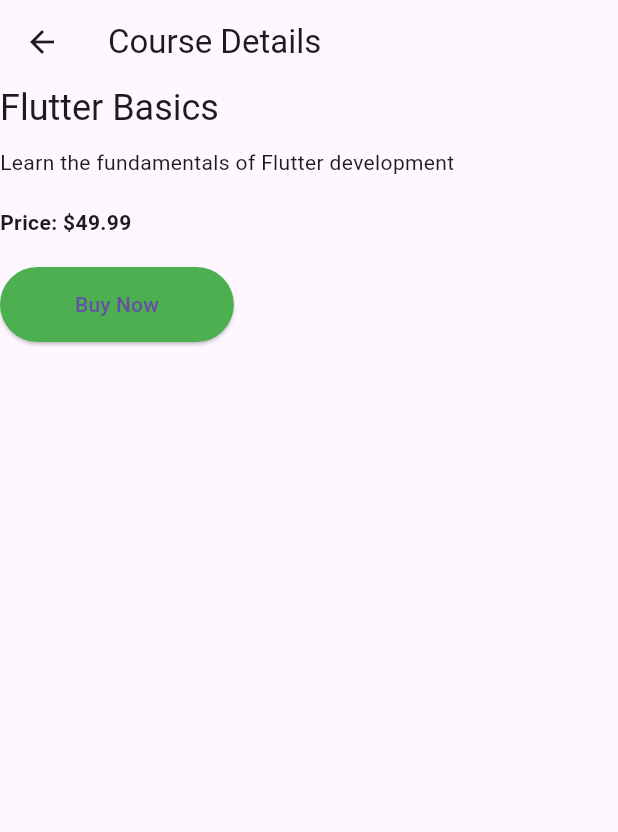
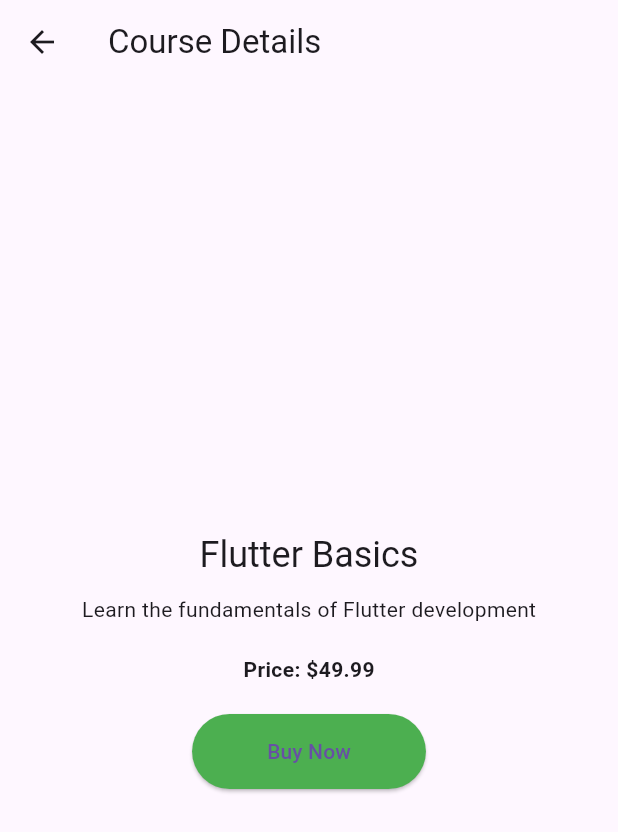
Before and after one commit to Ibrahim-Lokman/purchazee, a Flutter app: the MoreCoursesScreen screen opened directly, after a tap on "Flutter Basics", on a phone screen of 412 x 824 dp. Shown: the top 832 px of the screen. Run offline on Flutter 3.47's test engine with Material 3 defaults, Android fonts, the phone set to English and light mode, and no system bars; our stand-ins replace flutter_bloc.

Commit message:
Code refactored

```diff
--- a/lib/core/models/course.dart
+++ b/lib/core/models/course.dart
@@ -26,4 +26,10 @@
       isPurchased: json['isPurchased'] ?? false,
     );
   }
+
+  @override
+  String toString() {
+    // TODO: implement toString
+    return 'Course{id: $id, title: $title, description: $description, price: $price, discountPrice: $discountPrice, isPurchased: $isPurchased}';
+  }
 }
--- a/lib/features/course_details/bloc/course_details_bloc.dart
+++ b/lib/features/course_details/bloc/course_details_bloc.dart
@@ -16,6 +16,11 @@
     emit(CourseDetailsLoading());
     try {
       final course = await _apiService.getCourseDetails(event.courseId);
+
+      print("*** _onFetchCourseDetails");
+      print(course);
+      print("***");
+
       emit(CourseDetailsLoaded(course));
     } catch (e) {
       emit(CourseDetailsError(e.toString()));
--- a/lib/features/course_details/screens/course_details_screen.dart
+++ b/lib/features/course_details/screens/course_details_screen.dart
@@ -35,8 +35,11 @@
           if (state is CourseDetailsLoading) {
             return const Center(child: CircularProgressIndicator());
           } else if (state is CourseDetailsLoaded) {
-            return Column(
-              crossAxisAlignment: CrossAxisAlignment.start,
+            return Container(
+              width: double.infinity,
+              child: Column(
+                crossAxisAlignment: CrossAxisAlignment.center,
+                mainAxisAlignment: MainAxisAlignment.center,
                 children: [
                   Text(state.course.title,
                       style: Theme.of(context).textTheme.headlineSmall),
@@ -58,6 +61,7 @@
                       },
                     ),
                 ],
+              ),
             );
           } else if (state is CourseDetailsError) {
             return Center(child: Text('Error: ${state.message}'));
--- a/lib/main.dart
+++ b/lib/main.dart
@@ -23,8 +23,7 @@
     return MultiRepositoryProvider(
       providers: [
         RepositoryProvider<ApiServiceInterface>(
-          create: (context) =>
-              ApiService(), // Use your actual API service implementation
+          create: (context) => ApiService(),
         ),
       ],
       child: MultiBlocProvider(
```
Also changed, not shown: lib/features/course_listing/services/course_service.dart (+8 -8 lines). Lines whose indentation alone changed are shown as unchanged.
